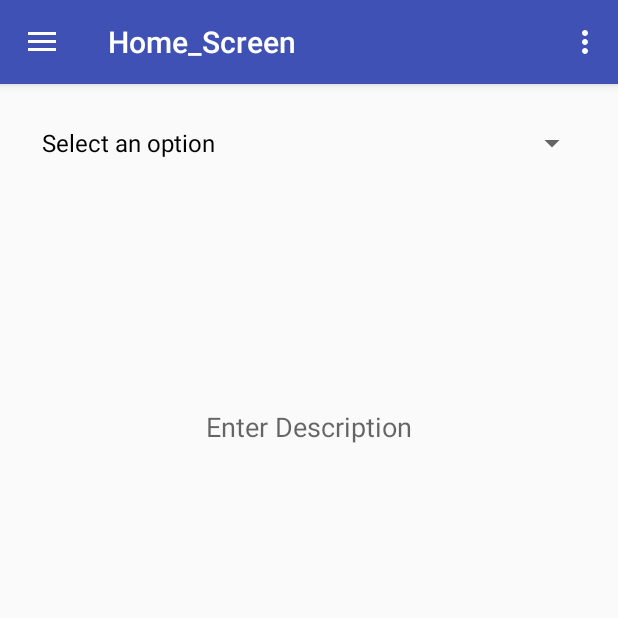
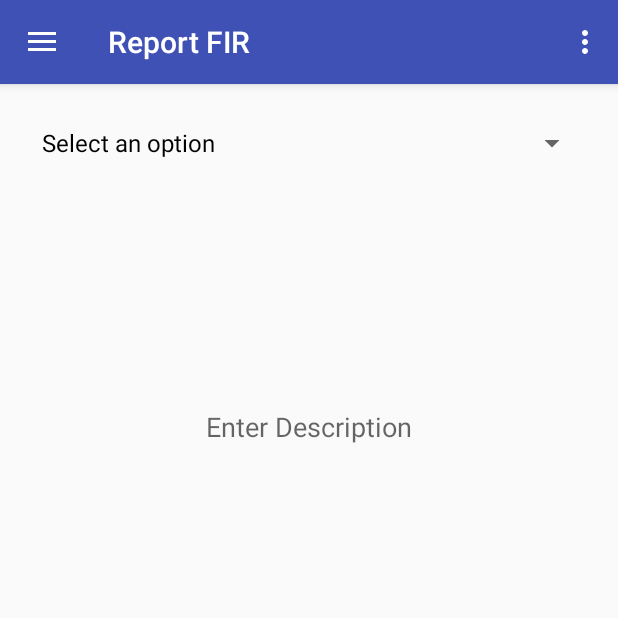
Before and after one commit to ujjwalagr/RailShayak, an Android app: the HomeScreen screen opened directly, with no data from a screen before it, on a phone screen of 412 x 824 dp, the top half of it. Run offline under Robolectric (Android 15) with nearby library versions, the phone set to English and light mode, and no system bars.

```diff
--- a/app/src/main/AndroidManifest.xml
+++ b/app/src/main/AndroidManifest.xml
@@ -3,7 +3,8 @@
     package="passengersecurity.com.passengersecurity">
 
     <uses-permission android:name="android.permission.INTERNET" />
-    <uses-permission android:name="android.permission.ACCESS_NETWORK_STATE"/>
+    <uses-permission android:name="android.permission.ACCESS_NETWORK_STATE" />
+
     <application
         android:allowBackup="true"
         android:icon="@drawable/train"
@@ -25,6 +26,7 @@
             android:name=".HomeScreen"
             android:label="@string/title_activity_home__screen"
             android:theme="@style/AppTheme" />
+        <activity android:name=".WebFragment"></activity>
     </application>
 
 </manifest>
--- a/app/src/main/res/menu/activity_home_screen_drawer.xml
+++ b/app/src/main/res/menu/activity_home_screen_drawer.xml
@@ -8,34 +8,34 @@
             <item
                 android:id="@+id/tweet_complain"
                 android:icon="@drawable/twitter"
-                android:title="Tweet" />
+                android:title="Tweet Your Complain" />
             <item
                 android:id="@+id/sms_complain"
                 android:icon="@drawable/sms_com"
-                android:title="SMS" />
+                android:title="SMS Based Complain" />
             <item
                 android:id="@+id/web_based_complain"
                 android:icon="@drawable/internet"
-                android:title="Web based" />
+                android:title="Web based Complain" />
         </menu>
     </item>
 
     <item android:title="Track Status">
         <menu>
             <item
-                android:id="@+id/open_complains"
+                android:id="@+id/webbased"
                 android:icon="@drawable/open_comp"
-                android:title="Open Complains" />
+                android:title="Web Based Complaint" />
             <item
-                android:id="@+id/closed_complains"
+                android:id="@+id/smsbased"
                 android:icon="@drawable/closed_comp"
-                android:title="Closed Complains" />
+                android:title="Sms Based Complaint" />
         </menu>
     </item>
 
     <item
         android:id="@+id/sign_ott"
-        android:title="Sign Out"
-        android:icon="@drawable/sign_out"/>
+        android:icon="@drawable/sign_out"
+        android:title="Sign Out" />
 
 </menu>
--- a/app/src/main/res/values/strings.xml
+++ b/app/src/main/res/values/strings.xml
@@ -23,7 +23,7 @@
     </string>
     <string name="submit">Submit</string>
     <string name="enter_description">Enter Description</string>
-    <string name="title_activity_home__screen">Home_Screen</string>
+    <string name="title_activity_home__screen">Report FIR</string>
 
     <string name="navigation_drawer_open">Open navigation drawer</string>
     <string name="navigation_drawer_close">Close navigation drawer</string>
```
Also changed, not shown: app/src/main/java/passengersecurity/com/passengersecurity/HomeScreen.java (+12 -3 lines), app/src/main/java/passengersecurity/com/passengersecurity/WebFragment.java (added, +72 -0 lines), app/src/main/res/layout/activity_web_fragment.xml (added, +16 -0 lines).
